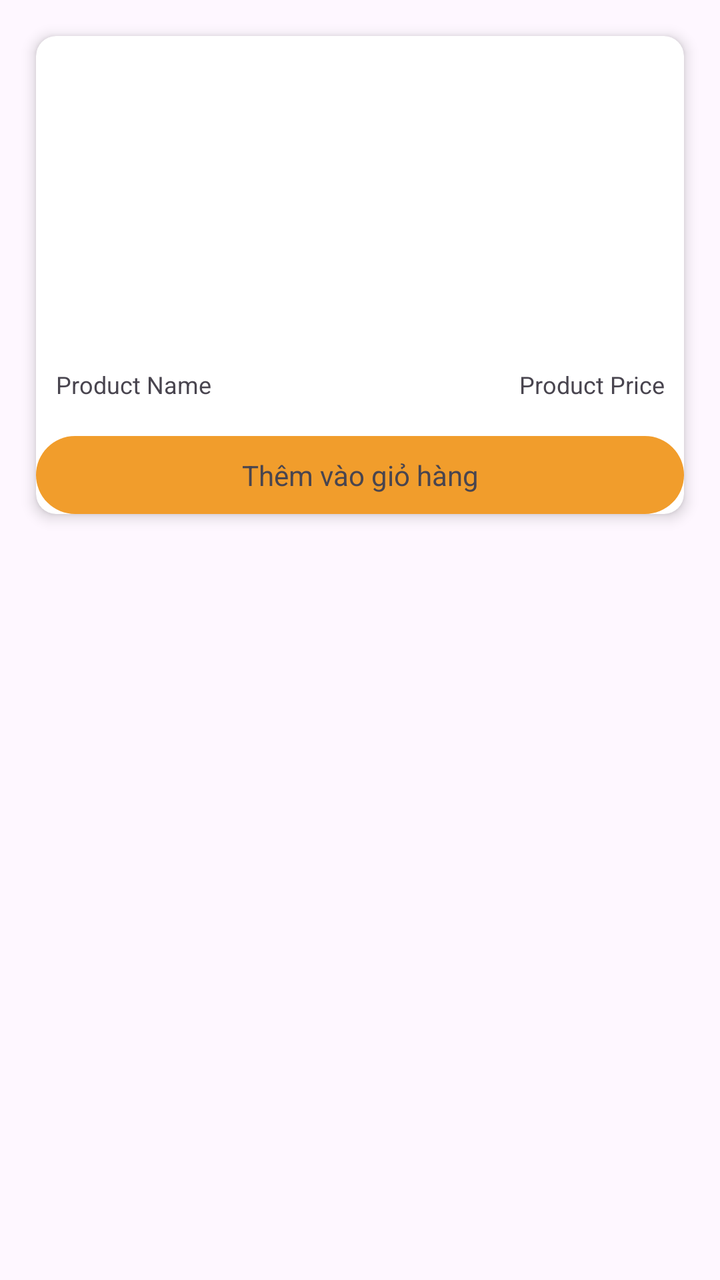
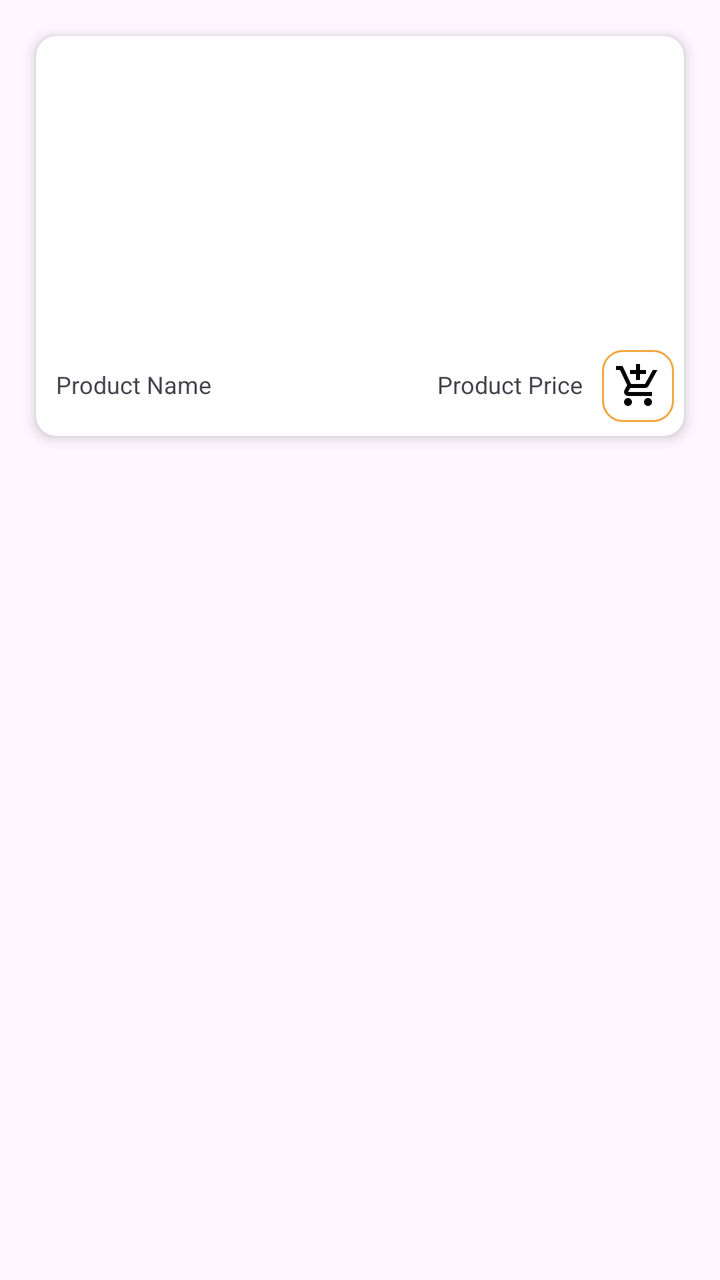

Before-and-after screenshots of an Android layout around one commit, followed by the original layout XML and the change that was made.
<!-- AndroidManifest.xml: application theme Theme.AppSQL -->
<!-- res/layout/product.xml -->
<?xml version="1.0" encoding="utf-8"?>
<GridLayout xmlns:android="http://schemas.android.com/apk/res/android"
    android:layout_width="match_parent"
    android:layout_height="wrap_content"
    android:columnCount="2"
    android:padding="8dp"
    android:orientation="horizontal">
    <androidx.cardview.widget.CardView
        xmlns:android="http://schemas.android.com/apk/res/android"
        xmlns:app="http://schemas.android.com/apk/res-auto"
        android:id="@+id/card"
        android:layout_width="0dp"
        android:layout_height="wrap_content"
        android:layout_margin="@dimen/text_size10"
        app:cardCornerRadius="@dimen/size_10"
        app:cardElevation="@dimen/size_4"
        android:layout_columnWeight="1"
        >
        <LinearLayout
            android:layout_width="match_parent"
            android:layout_height="wrap_content"
            android:orientation="vertical">
            <ImageView
                android:id="@+id/detailImage"
                android:layout_width="match_parent"
                android:layout_height="150dp"
                android:layout_weight="2"
                android:scaleType="center"
                app:layout_constraintTop_toTopOf="parent"
                app:layout_constraintStart_toStartOf="parent"
                app:layout_constraintEnd_toEndOf="parent"
                app:layout_constraintBottom_toBottomOf="parent"
                />
            <LinearLayout
                android:layout_width="match_parent"
                android:layout_height="50dp"
                android:layout_weight="1"
                android:orientation="horizontal"
                app:layout_constraintBottom_toBottomOf="@id/detailImage">

                <TextView
                    android:id="@+id/detailName"
                    android:layout_width="0dp"
                    android:layout_height="wrap_content"
                    android:layout_weight="2"
                    android:paddingTop="@dimen/size_16"
                    android:text="Product Name"
                    android:layout_marginStart="@dimen/size_10"
                    android:layout_marginEnd="@dimen/size_10"
                    android:textSize="@dimen/text_size12"/>

                <TextView
                    android:id="@+id/detailPrice"
                    android:layout_width="0dp"
                    android:layout_height="match_parent"
                    android:layout_weight="1"
                    android:paddingTop="@dimen/size_16"
                    android:text="Product Price"
                    android:textAlignment="textEnd"
                    android:layout_marginEnd="@dimen/size_10"
                    android:textSize="@dimen/text_size12"/>
            </LinearLayout>

            <TextView
                android:id="@+id/editProfile"
                android:layout_width="match_parent"
                android:layout_height="wrap_content"
                android:text="Thêm vào giỏ hàng"
                android:padding="@dimen/size_10"
                android:textSize="@dimen/text_size14"
                android:textAlignment="center"
                android:background="@drawable/btn_orange"
                android:clickable="true"/>

        </LinearLayout>
    </androidx.cardview.widget.CardView>
</GridLayout>
<!-- resources referenced by this layout -->
<resources>
  <dimen name="size_10">10dp</dimen>
  <dimen name="size_16">16dp</dimen>
  <dimen name="size_4">4dp</dimen>
  <dimen name="text_size10">10sp</dimen>
  <dimen name="text_size12">12sp</dimen>
  <dimen name="text_size14">14sp</dimen>
  <!-- drawable btn_orange (drawable) -->
  <?xml version="1.0" encoding="utf-8"?>
  <selector xmlns:android="http://schemas.android.com/apk/res/android">
      <item>
          <shape android:shape="rectangle">
              <solid android:color="#f19d2c" />
              <corners android:radius="115dp" />
          </shape>
      </item>
  </selector>
  <style name="Theme.AppSQL" parent="Base.Theme.AppSQL" />
  <style name="Base.Theme.AppSQL" parent="Theme.Material3.DayNight.NoActionBar">
          
          
      </style>
</resources>

<!-- the commit's change to res/layout/product.xml (unified diff, before → after) -->
@@ -59,18 +59,21 @@
                     android:textAlignment="textEnd"
                     android:layout_marginEnd="@dimen/size_10"
                     android:textSize="@dimen/text_size12"/>
+
+                <ImageView
+                    android:id="@+id/addtocartBtn"
+                    android:layout_width="wrap_content"
+                    android:layout_height="wrap_content"
+                    android:layout_marginEnd="@dimen/size_5"
+                    android:background="@drawable/border_orange"
+                    android:padding="6dp"
+                    app:layout_constraintBottom_toBottomOf="@+id/detailPrice"
+                    app:layout_constraintEnd_toEndOf="parent"
+                    app:layout_constraintTop_toTopOf="@+id/detailPrice"
+                    app:srcCompat="@drawable/add_cart"
+                    android:layout_gravity="center"
+                    android:clickable="true"/>
             </LinearLayout>
-
-            <TextView
-                android:id="@+id/editProfile"
-                android:layout_width="match_parent"
-                android:layout_height="wrap_content"
-                android:text="Thêm vào giỏ hàng"
-                android:padding="@dimen/size_10"
-                android:textSize="@dimen/text_size14"
-                android:textAlignment="center"
-                android:background="@drawable/btn_orange"
-                android:clickable="true"/>
 
         </LinearLayout>
     </androidx.cardview.widget.CardView>
<!-- resource entries referenced after the edit -->
@@ -3,20 +3,24 @@
   <dimen name="size_10">10dp</dimen>
   <dimen name="size_16">16dp</dimen>
   <dimen name="size_4">4dp</dimen>
+  <dimen name="size_5">5dp</dimen>
   <dimen name="text_size10">10sp</dimen>
   <dimen name="text_size12">12sp</dimen>
-  <dimen name="text_size14">14sp</dimen>
-  <!-- drawable btn_orange (drawable) -->
+  <!-- drawable add_cart (drawable) -->
+  <vector xmlns:android="http://schemas.android.com/apk/res/android" android:height="24dp" android:tint="#000000" android:viewportHeight="960" android:viewportWidth="960" android:width="24dp">
+        
+      <path android:fillColor="@android:color/white" android:pathData="M440,360L440,240L320,240L320,160L440,160L440,40L520,40L520,160L640,160L640,240L520,240L520,360L440,360ZM280,880Q247,880 223.5,856.5Q200,833 200,800Q200,767 223.5,743.5Q247,720 280,720Q313,720 336.5,743.5Q360,767 360,800Q360,833 336.5,856.5Q313,880 280,880ZM680,880Q647,880 623.5,856.5Q600,833 600,800Q600,767 623.5,743.5Q647,720 680,720Q713,720 736.5,743.5Q760,767 760,800Q760,833 736.5,856.5Q713,880 680,880ZM40,160L40,80L171,80L341,440L621,440Q621,440 621,440Q621,440 621,440L777,160L868,160L692,478Q681,498 662.5,509Q644,520 622,520L324,520L280,600Q280,600 280,600Q280,600 280,600L760,600L760,680L280,680Q235,680 211.5,641Q188,602 210,562L264,464L120,160L40,160Z"/>
+      
+  </vector>
+  <!-- drawable border_orange (drawable) -->
   <?xml version="1.0" encoding="utf-8"?>
-  <selector xmlns:android="http://schemas.android.com/apk/res/android">
-      <item>
-          <shape android:shape="rectangle">
-              <solid android:color="#f19d2c" />
-              <corners android:radius="115dp" />
-          </shape>
-      </item>
-  </selector>
+  <shape xmlns:android="http://schemas.android.com/apk/res/android">
+      <solid android:color="@color/white"/>
+      <corners android:radius="10dp"/>
+      <stroke android:color="#E6F19D2C" android:width="1dp"/>
+  </shape>
   <style name="Theme.AppSQL" parent="Base.Theme.AppSQL" />
+  <color name="white">#FFFFFFFF</color>
   <style name="Base.Theme.AppSQL" parent="Theme.Material3.DayNight.NoActionBar">
           
           
